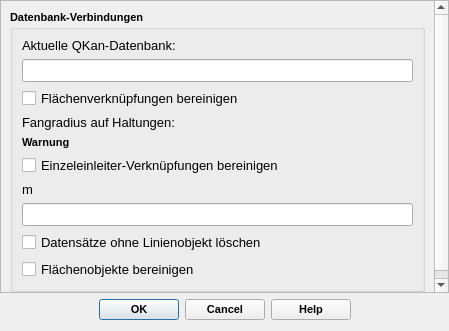
Qt form qkan/linkflaechen/res/application_updatelinks.ui (SonkeHoffmann/QKan-1) before a commit.
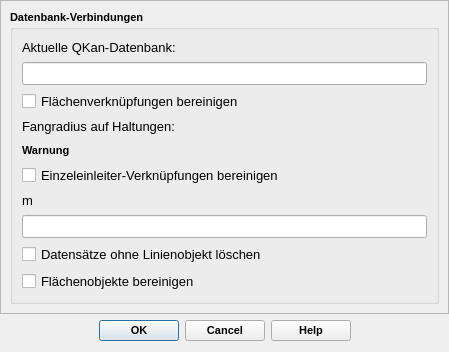
The same form after that commit.

```diff
--- a/qkan/linkflaechen/res/application_updatelinks.ui
+++ b/qkan/linkflaechen/res/application_updatelinks.ui
@@ -7,19 +7,19 @@
     <x>0</x>
     <y>0</y>
     <width>449</width>
-    <height>331</height>
+    <height>352</height>
    </rect>
   </property>
   <property name="minimumSize">
    <size>
-    <width>250</width>
+    <width>280</width>
     <height>150</height>
    </size>
   </property>
   <property name="maximumSize">
    <size>
     <width>16777215</width>
-    <height>331</height>
+    <height>370</height>
    </size>
   </property>
   <property name="font">
@@ -51,7 +51,7 @@
         <x>0</x>
         <y>0</y>
         <width>447</width>
-        <height>291</height>
+        <height>312</height>
        </rect>
       </property>
       <layout class="QVBoxLayout" name="verticalLayout_3">
```
Left out of the diff: 2 changed lines with no effect on the pictures.
